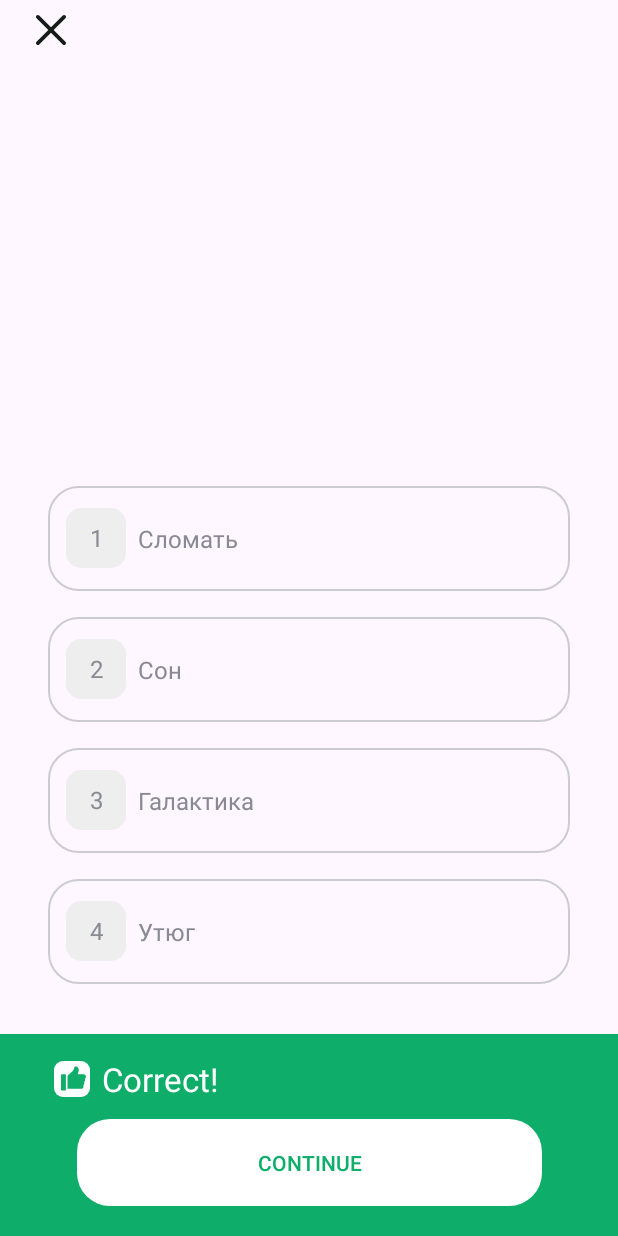
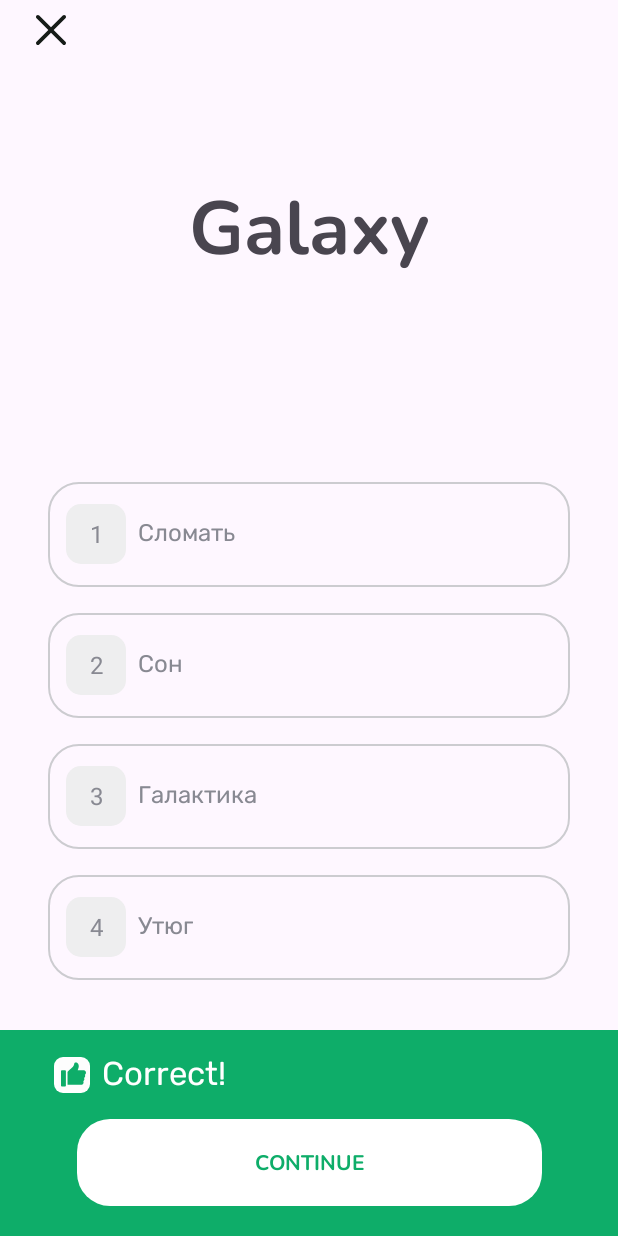
Before and after one commit to Artur-star/LessonsToAndroidEnglishWords, an Android app: the screen it shows after launch (MainActivity), on a phone screen of 412 x 824 dp. Run offline under Robolectric (Android 15) with nearby library versions, the phone set to English and light mode, and no system bars.

Commit message:
3 commit

```diff
--- a/app/src/main/res/layout/activity_learn_word.xml
+++ b/app/src/main/res/layout/activity_learn_word.xml
@@ -13,6 +13,7 @@
         android:layout_marginLeft="24dp"
         android:layout_marginTop="10dp"
         android:background="@android:color/transparent"
+        android:contentDescription="close image button"
         android:src="@drawable/ic_close"
         app:layout_constraintStart_toStartOf="parent"
         app:layout_constraintTop_toTopOf="parent" />
@@ -25,10 +26,12 @@
         android:layout_marginHorizontal="32dp"
         android:layout_marginTop="86dp"
         android:textSize="50dp"
+        android:fontFamily="@font/nunito_bold"
         app:layout_constraintEnd_toEndOf="parent"
         app:layout_constraintStart_toStartOf="parent"
         app:layout_constraintTop_toBottomOf="@+id/imageButton"
-        tools:text="Galaxy" />
+        android:text="Galaxy"
+        tools:ignore="HardcodedText" />
 
     <LinearLayout
         android:id="@+id/linearLayout"
@@ -63,6 +66,7 @@
                 android:layout_height="wrap_content"
                 android:layout_marginStart="8dp"
                 android:lineHeight="24px"
+                android:fontFamily="@font/rubik_regular"
                 android:text="Сломать"
                 android:textColor="#888992"
                 android:textSize="16sp" />
@@ -91,6 +95,7 @@
                 android:layout_height="wrap_content"
                 android:layout_marginStart="8dp"
                 android:lineHeight="24px"
+                android:fontFamily="@font/rubik_regular"
                 android:text="Сон"
                 android:textColor="#888992"
                 android:textSize="16sp" />
@@ -119,6 +124,7 @@
                 android:layout_height="wrap_content"
                 android:layout_marginStart="8dp"
                 android:lineHeight="24px"
+                android:fontFamily="@font/rubik_regular"
                 android:text="Галактика"
                 android:textColor="#888992"
                 android:textSize="16sp" />
@@ -147,6 +153,7 @@
                 android:layout_height="wrap_content"
                 android:layout_marginStart="8dp"
                 android:lineHeight="24px"
+                android:fontFamily="@font/rubik_regular"
                 android:text="Утюг"
                 android:textColor="#888992"
                 android:textSize="16sp" />
@@ -159,7 +166,7 @@
         android:layout_height="58dp"
         android:layout_gravity="center_horizontal"
         android:backgroundTint="#2574FF"
-        android:text="Skip"
+        android:text="@string/button_skip"
         android:textAllCaps="true"
         android:visibility="gone"
         app:layout_constraintBottom_toBottomOf="parent"
@@ -181,6 +188,7 @@
             android:layout_height="wrap_content"
             android:layout_marginStart="36dp"
             android:layout_marginTop="18dp"
+            android:contentDescription="correct answer icon"
             android:src="@drawable/ic_correct"
             app:layout_constraintStart_toStartOf="parent"
             app:layout_constraintTop_toTopOf="parent" />
@@ -190,7 +198,8 @@
             android:layout_width="wrap_content"
             android:layout_height="wrap_content"
             android:layout_marginStart="8dp"
-            android:text="Correct!"
+            android:fontFamily="@font/rubik_regular"
+            android:text="@string/title_correct"
             android:textColor="@color/white"
             android:textSize="22dp"
             app:layout_constraintBottom_toBottomOf="@+id/imageView"
@@ -204,7 +213,8 @@
             android:layout_marginBottom="20dp"
             android:background="@drawable/shape_buttton_footer"
             android:backgroundTint="@color/white"
-            android:text="Continue"
+            android:fontFamily="@font/nunito_bold"
+            android:text="@string/button_continue"
 
             android:textAllCaps="true"
             android:textColor="#0EAD69"
--- a/app/src/main/res/values/strings.xml
+++ b/app/src/main/res/values/strings.xml
@@ -1,3 +1,6 @@
 <resources>
-    <string name="app_name">LessonsToAndroid</string>
+    <string name="app_name" translatable="false">LessonsToAndroid</string>
+    <string name="button_skip">Skip</string>
+    <string name="title_correct">Correct!</string>
+    <string name="button_continue">Continue</string>
 </resources>
```
Also changed, not shown: app/src/main/res/font/nunito_bold.ttf (added), app/src/main/res/font/nunito_regular.ttf (added), app/src/main/res/font/nunito_semi_bold.ttf (added), app/src/main/res/font/rubik_regular.ttf (added), 1 other file.
